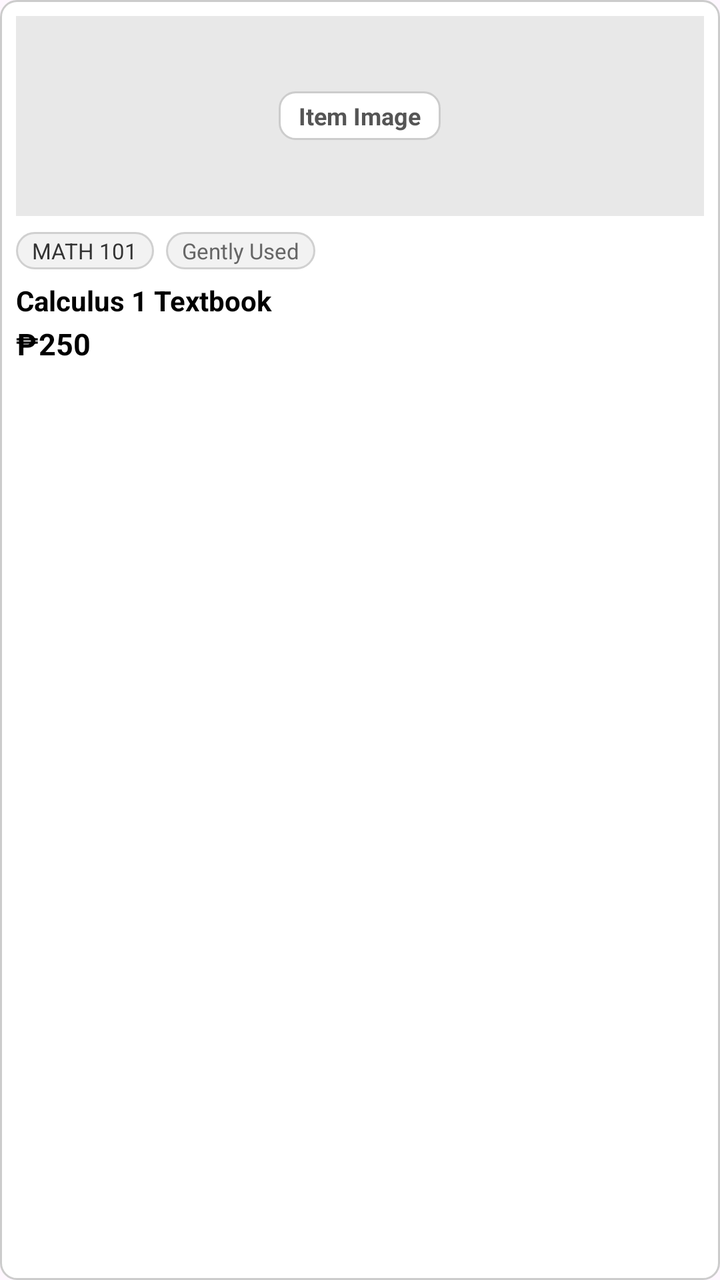
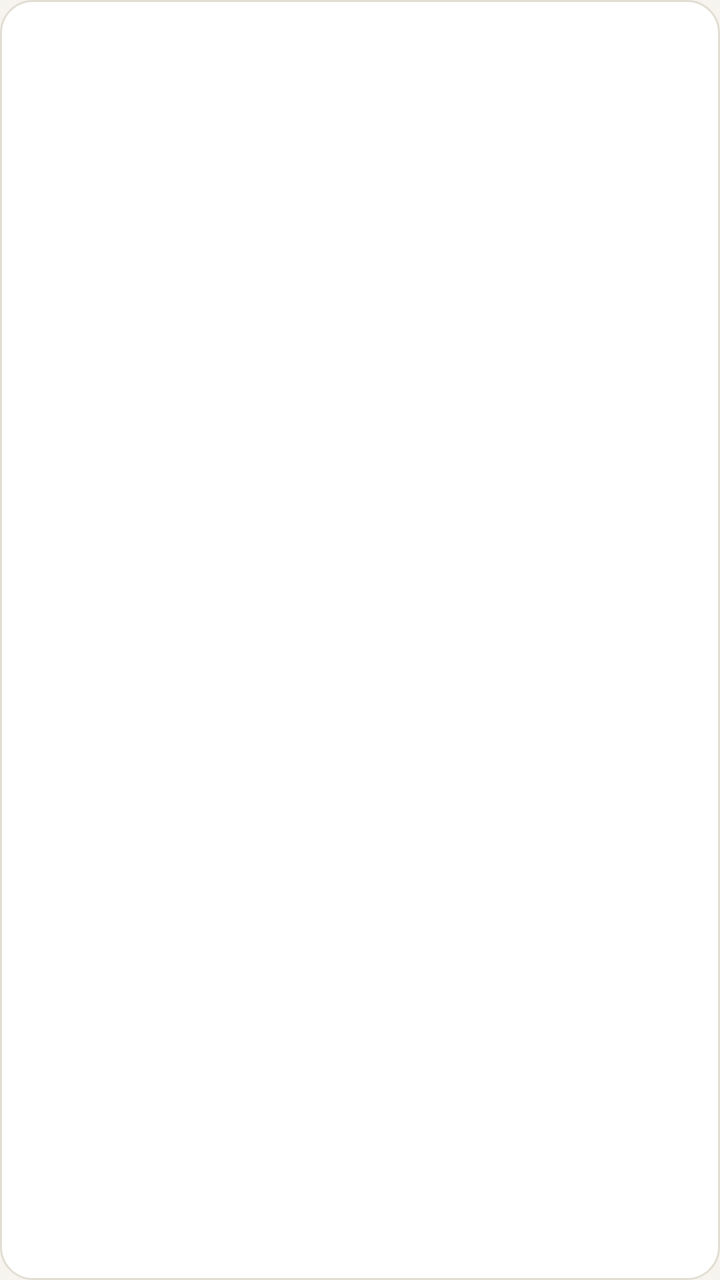

Two renders of the same Android screen: before a commit and after it. Below are the layout's source before the change and the commit's diff.
<!-- AndroidManifest.xml: application theme Theme.CordiCart -->
<!-- res/layout/item_market_card.xml -->
<?xml version="1.0" encoding="utf-8"?>
<LinearLayout xmlns:android="http://schemas.android.com/apk/res/android"
    android:layout_width="match_parent"
    android:layout_height="wrap_content"
    android:orientation="vertical"
    android:padding="8dp"
    android:background="@drawable/badge_border"
    android:layout_margin="4dp">

    
    <FrameLayout
        android:layout_width="match_parent"
        android:layout_height="100dp"
        android:background="#E8E8E8"
        android:layout_marginBottom="8dp">

        
        <TextView
            android:id="@+id/txtImageLabel"
            android:layout_width="wrap_content"
            android:layout_height="wrap_content"
            android:layout_gravity="center"
            android:text="Item Image"
            android:textSize="12sp"
            android:textColor="#555555"
            android:textStyle="bold"
            android:background="@drawable/badge_border"
            android:paddingHorizontal="10dp"
            android:paddingVertical="4dp"/>
    </FrameLayout>

    
    <LinearLayout
        android:layout_width="match_parent"
        android:layout_height="wrap_content"
        android:orientation="horizontal"
        android:layout_marginBottom="6dp">

        <TextView
            android:id="@+id/txtCourseTag"
            android:layout_width="wrap_content"
            android:layout_height="wrap_content"
            android:text="MATH 101"
            android:textSize="11sp"
            android:textColor="#333333"
            android:background="@drawable/badge_pill"
            android:paddingHorizontal="8dp"
            android:paddingVertical="2dp"
            android:layout_marginEnd="6dp"/>

        <TextView
            android:id="@+id/txtConditionTag"
            android:layout_width="wrap_content"
            android:layout_height="wrap_content"
            android:text="Gently Used"
            android:textSize="11sp"
            android:textColor="#666666"
            android:background="@drawable/badge_pill"
            android:paddingHorizontal="8dp"
            android:paddingVertical="2dp"/>
    </LinearLayout>

    
    <TextView
        android:id="@+id/txtTitle"
        android:layout_width="match_parent"
        android:layout_height="wrap_content"
        android:text="Calculus 1 Textbook"
        android:textStyle="bold"
        android:textSize="14sp"
        android:textColor="#000000"
        android:maxLines="1"
        android:ellipsize="end"
        android:layout_marginBottom="2dp"/>

    
    <TextView
        android:id="@+id/txtPrice"
        android:layout_width="match_parent"
        android:layout_height="wrap_content"
        android:text="₱250"
        android:textStyle="bold"
        android:textSize="15sp"
        android:textColor="#000000"/>

</LinearLayout>
<!-- resources referenced by this layout -->
<resources>
  <!-- drawable badge_border (drawable) -->
  <?xml version="1.0" encoding="utf-8"?>
  <shape xmlns:android="http://schemas.android.com/apk/res/android" android:shape="rectangle">
      <solid android:color="#FFFFFF" />
      <stroke android:width="1dp" android:color="#CCCCCC" />
      <corners android:radius="8dp" />
  </shape>
  <!-- drawable badge_pill (drawable) -->
  <?xml version="1.0" encoding="utf-8"?>
  <shape xmlns:android="http://schemas.android.com/apk/res/android" android:shape="rectangle">
      <solid android:color="#F2F2F2" />
      <stroke android:width="1dp" android:color="#D0D0D0" />
      <corners android:radius="50dp" />
  </shape>
  <style name="Theme.CordiCart" parent="Base.Theme.CordiCart" />
  <style name="Base.Theme.CordiCart" parent="Theme.Material3.DayNight.NoActionBar">
          
          
      </style>
</resources>

<!-- the commit's change to res/layout/item_market_card.xml (unified diff, before → after) -->
@@ -2,85 +2,72 @@
 <LinearLayout xmlns:android="http://schemas.android.com/apk/res/android"
     android:layout_width="match_parent"
     android:layout_height="wrap_content"
+    android:background="@drawable/bg_card"
     android:orientation="vertical"
-    android:padding="8dp"
-    android:background="@drawable/badge_border"
-    android:layout_margin="4dp">
+    android:padding="8dp">
 
-    
     <FrameLayout
+        android:id="@+id/imageArea"
         android:layout_width="match_parent"
-        android:layout_height="100dp"
-        android:background="#E8E8E8"
-        android:layout_marginBottom="8dp">
+        android:layout_height="104dp"
+        android:background="@drawable/bg_tile">
 
-        
-        <TextView
-            android:id="@+id/txtImageLabel"
-            android:layout_width="wrap_content"
-            android:layout_height="wrap_content"
+        <ImageView
+            android:id="@+id/imgCategory"
+            android:layout_width="36dp"
+            android:layout_height="36dp"
             android:layout_gravity="center"
-            android:text="Item Image"
-            android:textSize="12sp"
-            android:textColor="#555555"
-            android:textStyle="bold"
-            android:background="@drawable/badge_border"
-            android:paddingHorizontal="10dp"
-            android:paddingVertical="4dp"/>
-    </FrameLayout>
-
-    
-    <LinearLayout
-        android:layout_width="match_parent"
-        android:layout_height="wrap_content"
-        android:orientation="horizontal"
-        android:layout_marginBottom="6dp">
+            android:importantForAccessibility="no" />
 
         <TextView
             android:id="@+id/txtCourseTag"
             android:layout_width="wrap_content"
             android:layout_height="wrap_content"
-            android:text="MATH 101"
+            android:layout_gravity="top|start"
+            android:layout_margin="8dp"
+            android:background="@drawable/bg_tag"
+            android:maxLines="1"
+            android:paddingStart="8dp"
+            android:paddingEnd="8dp"
+            android:paddingTop="3dp"
+            android:paddingBottom="3dp"
+            android:textColor="@color/cc_pine"
             android:textSize="11sp"
-            android:textColor="#333333"
-            android:background="@drawable/badge_pill"
-            android:paddingHorizontal="8dp"
-            android:paddingVertical="2dp"
-            android:layout_marginEnd="6dp"/>
+            android:textStyle="bold" />
+    </FrameLayout>
 
-        <TextView
-            android:id="@+id/txtConditionTag"
-            android:layout_width="wrap_content"
-            android:layout_height="wrap_content"
-            android:text="Gently Used"
-            android:textSize="11sp"
-            android:textColor="#666666"
-            android:background="@drawable/badge_pill"
-            android:paddingHorizontal="8dp"
-            android:paddingVertical="2dp"/>
-    </LinearLayout>
-
-    
     <TextView
         android:id="@+id/txtTitle"
         android:layout_width="match_parent"
         android:layout_height="wrap_content"
-        android:text="Calculus 1 Textbook"
-        android:textStyle="bold"
+        android:layout_marginTop="8dp"
+        android:paddingStart="4dp"
+        android:paddingEnd="4dp"
+        android:ellipsize="end"
+        android:maxLines="1"
+        android:textColor="@color/cc_ink"
         android:textSize="14sp"
-        android:textColor="#000000"
-        android:maxLines="1"
+        android:textStyle="bold" />
+
+    <TextView
+        android:id="@+id/txtMeta"
+        style="@style/CC.Caption"
+        android:layout_width="match_parent"
+        android:layout_height="wrap_content"
+        android:layout_marginTop="2dp"
+        android:paddingStart="4dp"
+        android:paddingEnd="4dp"
         android:ellipsize="end"
-        android:layout_marginBottom="2dp"/>
+        android:maxLines="1" />
 
-    
     <TextView
         android:id="@+id/txtPrice"
+        style="@style/CC.Heading.Price"
         android:layout_width="match_parent"
         android:layout_height="wrap_content"
-        android:text="₱250"
-        android:textStyle="bold"
-        android:textSize="15sp"
-        android:textColor="#000000"/>
-
+        android:layout_marginTop="2dp"
+        android:paddingStart="4dp"
+        android:paddingEnd="4dp"
+        android:paddingBottom="4dp"
+        android:maxLines="1" />
 </LinearLayout>
<!-- resource entries referenced after the edit -->
@@ -1,23 +1,64 @@
 <!-- resources referenced by this layout -->
 <resources>
-  <!-- drawable badge_border (drawable) -->
+  <color name="cc_ink">#1B2420</color>
+  <color name="cc_pine">#1F4D3A</color>
+  <!-- drawable bg_card (drawable) -->
   <?xml version="1.0" encoding="utf-8"?>
   <shape xmlns:android="http://schemas.android.com/apk/res/android" android:shape="rectangle">
-      <solid android:color="#FFFFFF" />
-      <stroke android:width="1dp" android:color="#CCCCCC" />
-      <corners android:radius="8dp" />
+      <solid android:color="@color/cc_card" />
+      <stroke android:width="1dp" android:color="@color/cc_line" />
+      <corners android:radius="16dp" />
   </shape>
-  <!-- drawable badge_pill (drawable) -->
+  <!-- drawable bg_tag (drawable) -->
   <?xml version="1.0" encoding="utf-8"?>
   <shape xmlns:android="http://schemas.android.com/apk/res/android" android:shape="rectangle">
-      <solid android:color="#F2F2F2" />
-      <stroke android:width="1dp" android:color="#D0D0D0" />
-      <corners android:radius="50dp" />
+      <solid android:color="@color/cc_card" />
+      <corners android:radius="10dp" />
   </shape>
+  <!-- drawable bg_tile (drawable) -->
+  <?xml version="1.0" encoding="utf-8"?>
+  <shape xmlns:android="http://schemas.android.com/apk/res/android" android:shape="rectangle">
+      <solid android:color="@color/cc_card" />
+      <corners android:radius="10dp" />
+  </shape>
+  <style name="CC.Caption" parent="">
+          <item name="android:textSize">12sp</item>
+          <item name="android:textColor">@color/cc_muted</item>
+      </style>
+  <style name="CC.Heading.Price">
+          <item name="android:textSize">17sp</item>
+          <item name="android:textColor">@color/cc_pine</item>
+      </style>
   <style name="Theme.CordiCart" parent="Base.Theme.CordiCart" />
-  <style name="Base.Theme.CordiCart" parent="Theme.Material3.DayNight.NoActionBar">
+  <color name="cc_card">#FFFFFF</color>
+  <color name="cc_line">#E2DED3</color>
+  <color name="cc_muted">#5E6660</color>
+  <style name="Base.Theme.CordiCart" parent="Theme.Material3.Light.NoActionBar">
+          <item name="colorPrimary">@color/cc_pine</item>
+          <item name="colorOnPrimary">@color/white</item>
+          <item name="colorPrimaryContainer">@color/cc_pine_tint</item>
+          <item name="colorOnPrimaryContainer">@color/cc_pine</item>
+          <item name="colorSecondary">@color/cc_amber</item>
+          <item name="colorOnSecondary">@color/cc_ink</item>
+          <item name="colorSurface">@color/cc_card</item>
+          <item name="colorOnSurface">@color/cc_ink</item>
+          <item name="colorOutline">@color/cc_input_line</item>
+          <item name="android:colorBackground">@color/cc_bg</item>
+          <item name="android:windowBackground">@color/cc_bg</item>
+          <item name="android:textColorPrimary">@color/cc_ink</item>
+          <item name="android:textColorSecondary">@color/cc_muted</item>
+          <item name="android:textColorHint">@color/cc_hint</item>
+          <item name="android:windowLightStatusBar">true</item>
+          <item name="android:windowLightNavigationBar" tools:targetApi="27">true</item>
           
-          
+          <item name="android:fontFamily">sans-serif</item>
+          <item name="fontFamily">sans-serif</item>
       </style>
+  <color name="white">#FFFFFFFF</color>
+  <color name="cc_pine_tint">#E3EDE7</color>
+  <color name="cc_amber">#F4C76A</color>
+  <color name="cc_input_line">#D6D1C4</color>
+  <color name="cc_bg">#F6F4EE</color>
+  <color name="cc_hint">#6B716C</color>
 </resources>
 
